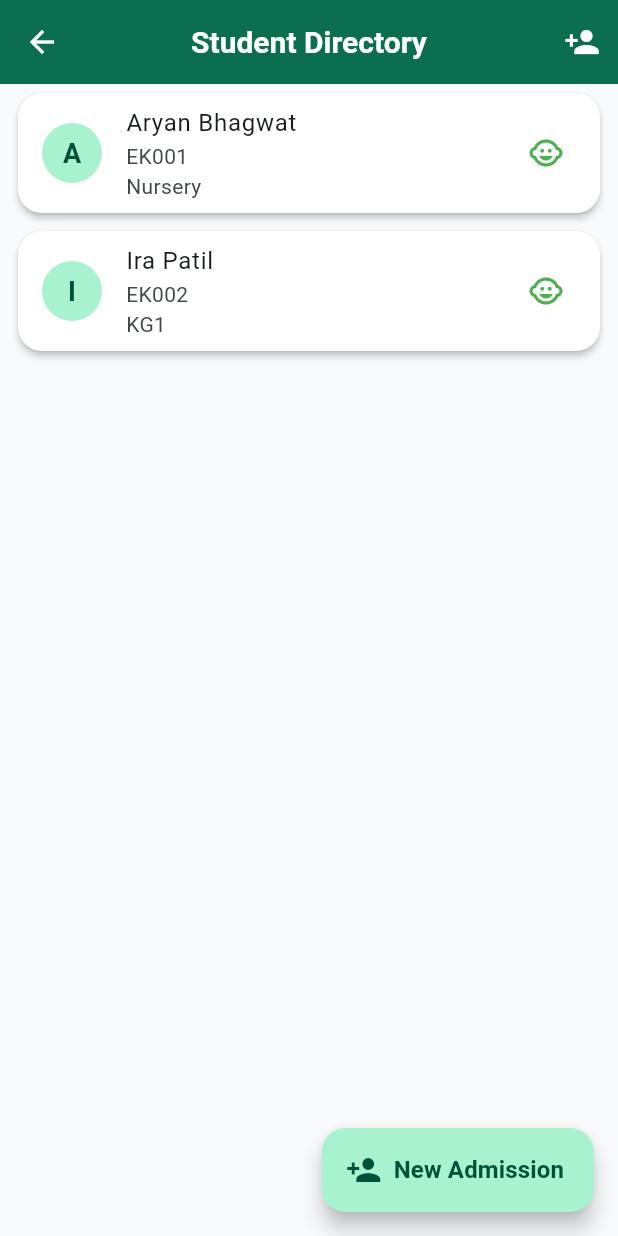
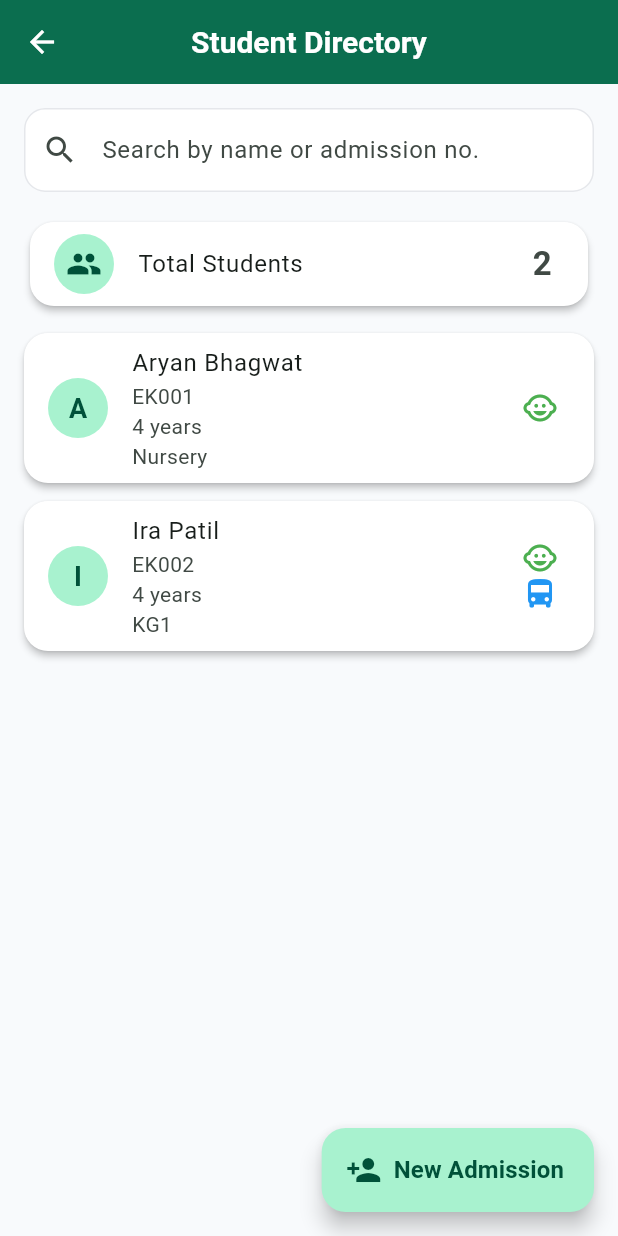
Before and after one commit to bhagwatgouri-beep/cubs_corner_connect, a Flutter app: the StudentDirectoryScreen screen opened directly, on a phone screen of 412 x 824 dp. Run offline on Flutter 3.47's test engine with Material 3 defaults, Android fonts, the phone set to English and light mode, and no system bars; our stand-ins replace cloud_firestore, firebase_auth, firebase_core; accounts and stored records are empty.

Commit message:
ADM-004 Student directory and profile enhancements

```diff
--- a/lib/features/admin/students/student_directory_screen.dart
+++ b/lib/features/admin/students/student_directory_screen.dart
@@ -2,6 +2,7 @@ import 'package:flutter/material.dart';
 
 import '../../../models/student.dart';
 import '../../../repositories/student_repository.dart';
+import '../../../shared/widgets/app_search_bar.dart';
 import '../admissions/add_student_screen.dart';
 import 'student_profile_screen.dart';
 
@@ -15,7 +16,9 @@ class StudentDirectoryScreen extends StatefulWidget {
 
 class _StudentDirectoryScreenState
     extends State<StudentDirectoryScreen> {
-  final repository = StudentRepository.instance;
+  final StudentRepository repository = StudentRepository.instance;
+
+  String _search = '';
 
   Future<void> _openNewAdmission() async {
     await Navigator.push(
@@ -45,22 +48,75 @@ class _StudentDirectoryScreenState
     }
   }
 
+  int _calculateAge(DateTime dob) {
+    final now = DateTime.now();
+
+    int age = now.year - dob.year;
+
+    if (now.month < dob.month ||
+        (now.month == dob.month && now.day < dob.day)) {
+      age--;
+    }
+
+    return age;
+  }
+
   @override
   Widget build(BuildContext context) {
-    final students = repository.students;
+    final allStudents = repository.students;
+
+    final students = allStudents.where((student) {
+      if (_search.isEmpty) return true;
+
+      final query = _search.toLowerCase();
+
+      return student.fullName.toLowerCase().contains(query) ||
+          student.admissionNumber.toLowerCase().contains(query);
+    }).toList();
 
     return Scaffold(
       appBar: AppBar(
         title: const Text("Student Directory"),
-        actions: [
-          IconButton(
+      ),
+      floatingActionButton: FloatingActionButton.extended(
+        onPressed: _openNewAdmission,
         icon: const Icon(Icons.person_add),
-            tooltip: "New Admission",
-            onPressed: _openNewAdmission,
+        label: const Text("New Admission"),
       ),
-        ],
+      body: Column(
+        children: [
+          AppSearchBar(
+            hintText: "Search by name or admission no.",
+            onChanged: (value) {
+              setState(() {
+                _search = value;
+              });
+            },
           ),
-      body: students.isEmpty
+
+          Padding(
+            padding: const EdgeInsets.symmetric(horizontal: 16),
+            child: Card(
+              child: ListTile(
+                leading: const CircleAvatar(
+                  child: Icon(Icons.people),
+                ),
+                title: const Text("Total Students"),
+                trailing: Text(
+                  students.length.toString(),
+                  style: const TextStyle(
+                    fontSize: 22,
+                    fontWeight: FontWeight.bold,
+                  ),
+                ),
+              ),
+            ),
+          ),
+
+          const SizedBox(height: 8),
+
+          Expanded(
+            child: students.isEmpty
                 ? const Center(
               child: Text("No students found"),
             )
@@ -71,41 +127,63 @@ class _StudentDirectoryScreenState
 
                 return Card(
                   margin: const EdgeInsets.symmetric(
-              horizontal: 12,
+                    horizontal: 16,
                     vertical: 6,
                   ),
                   child: ListTile(
                     onTap: () => _openStudent(student),
+
                     leading: CircleAvatar(
                       child: Text(
                         student.firstName.isEmpty
                             ? "?"
-                      : student.firstName[0].toUpperCase(),
+                            : student.firstName[0]
+                            .toUpperCase(),
                       ),
                     ),
+
                     title: Text(student.fullName),
+
                     subtitle: Column(
                       crossAxisAlignment:
                       CrossAxisAlignment.start,
                       children: [
-                  Text(student.admissionNumber),
-                  Text(student.classroomId),
+                        Text(
+                          student.admissionNumber,
+                        ),
+
+                        Text(
+                          "${_calculateAge(student.dateOfBirth)} years",
+                        ),
+
+                        Text(
+                          student.classroomId,
+                        ),
                       ],
                     ),
-              trailing: student.isDaycareEnrolled
-                  ? const Icon(
+
+                    trailing: Column(
+                      mainAxisAlignment:
+                      MainAxisAlignment.center,
+                      children: [
+                        if (student.isDaycareEnrolled)
+                          const Icon(
                             Icons.child_care,
                             color: Colors.green,
-              )
-                  : null,
+                          ),
+                        if (student.usesTransport)
+                          const Icon(
+                            Icons.directions_bus,
+                            color: Colors.blue,
+                          ),
+                      ],
+                    ),
                   ),
                 );
               },
             ),
-      floatingActionButton: FloatingActionButton.extended(
-        onPressed: _openNewAdmission,
-        icon: const Icon(Icons.person_add),
-        label: const Text("New Admission"),
+          ),
+        ],
       ),
     );
   }
--- /dev/null
+++ b/lib/shared/widgets/app_search_bar.dart
@@ -0,0 +1,30 @@
+import 'package:flutter/material.dart';
+
+class AppSearchBar extends StatelessWidget {
+  final String hintText;
+  final ValueChanged<String> onChanged;
+
+  const AppSearchBar({
+    super.key,
+    required this.hintText,
+    required this.onChanged,
+  });
+
+  @override
+  Widget build(BuildContext context) {
+    return Padding(
+      padding: const EdgeInsets.all(16),
+      child: TextField(
+        decoration: InputDecoration(
+          hintText: hintText,
+          prefixIcon: const Icon(Icons.search),
+          border: OutlineInputBorder(
+            borderRadius: BorderRadius.circular(12),
+          ),
+          filled: true,
+        ),
+        onChanged: onChanged,
+      ),
+    );
+  }
+}
```
Lines whose indentation alone changed are shown as unchanged.
